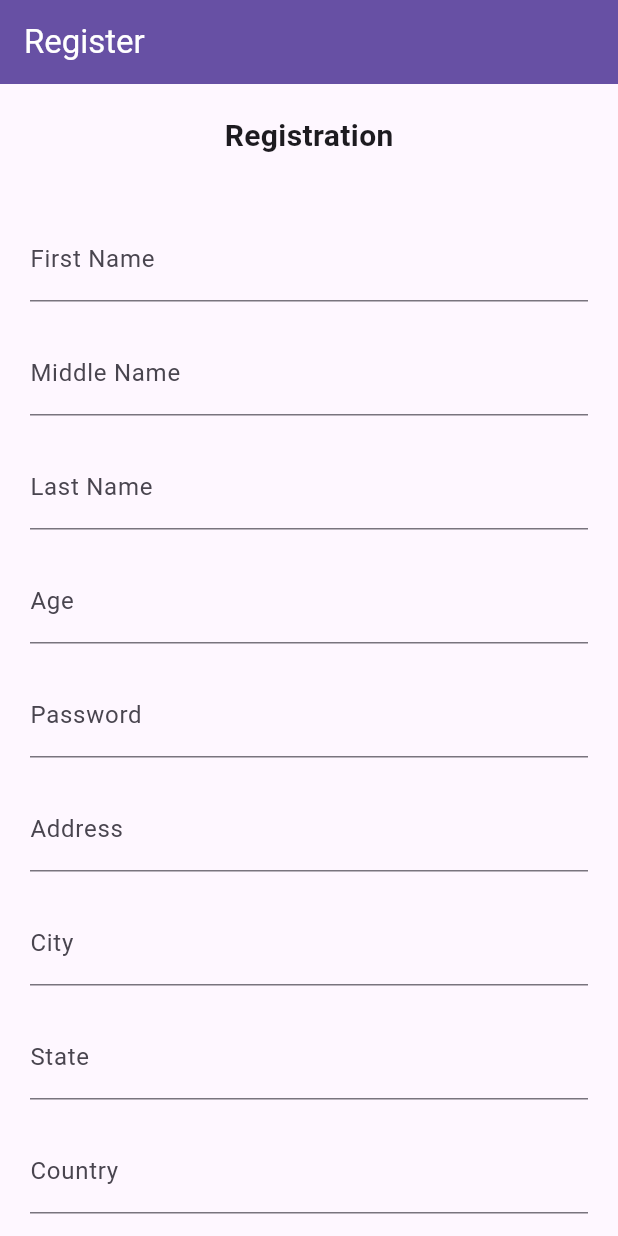
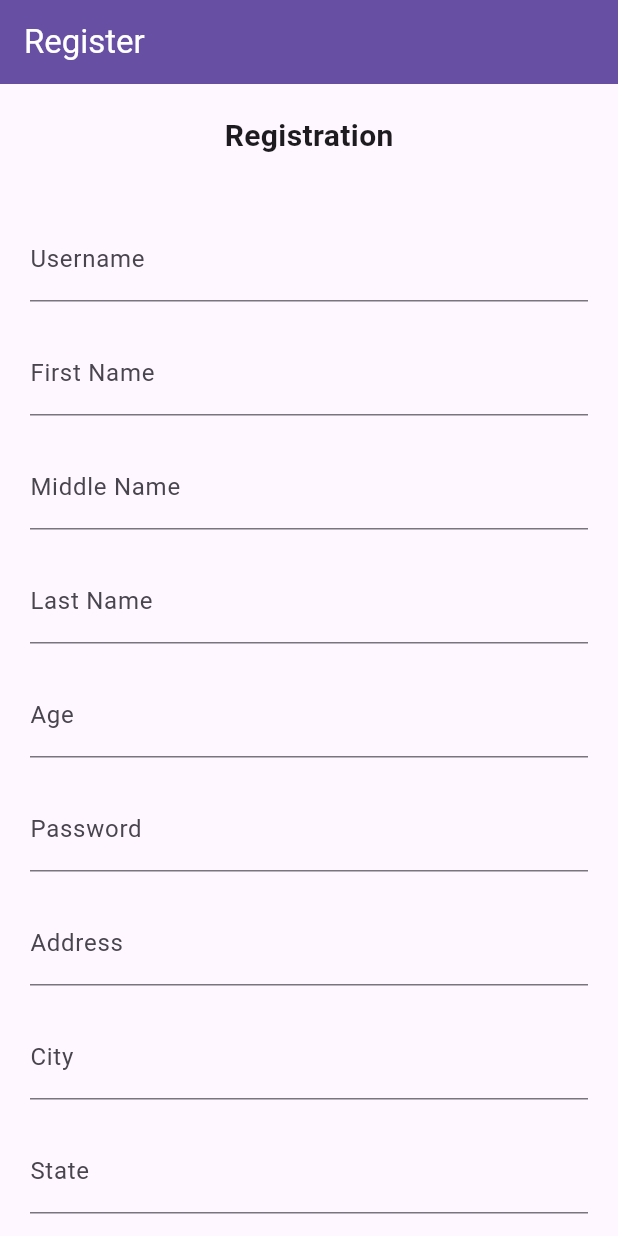
Before and after one commit to dainavipurav/001_flutter_riverpod_auth_app, a Flutter app: the screen it shows after launch, on a phone screen of 412 x 824 dp. Run offline on Flutter 3.47's test engine with Material 3 defaults, Android fonts, the phone set to English and light mode, and no system bars; our stand-ins replace flutter_riverpod.

Commit message:
feat : username field added

```diff
--- a/lib/core/strings.dart
+++ b/lib/core/strings.dart
@@ -1,5 +1,6 @@
 part of 'utils.dart';
 
+const String username = 'Username';
 const String firstName = 'First Name';
 const String middleName = 'Middle Name';
 const String lastName = 'Last Name';
--- a/lib/models/user.dart
+++ b/lib/models/user.dart
@@ -6,6 +6,7 @@ import 'package:flutter_riverpod/flutter_riverpod.dart';
 
 @immutable
 class User {
+  final String username;
   final String firstName;
   final String middleName;
   final String lastName;
@@ -17,6 +18,7 @@ class User {
   final String country;
 
   const User({
+    required this.username,
     required this.firstName,
     required this.middleName,
     required this.lastName,
@@ -29,6 +31,7 @@ class User {
   });
 
   User copyWith({
+    String? username,
     String? firstName,
     String? middleName,
     String? lastName,
@@ -40,6 +43,7 @@ class User {
     String? country,
   }) {
     return User(
+      username: username ?? this.username,
       firstName: firstName ?? this.firstName,
       middleName: middleName ?? this.middleName,
       lastName: lastName ?? this.lastName,
@@ -54,6 +58,7 @@ class User {
 
   Map<String, dynamic> toMap() {
     return <String, dynamic>{
+      'username': username,
       'firstName': firstName,
       'middleName': middleName,
       'lastName': lastName,
@@ -68,6 +73,7 @@ class User {
 
   factory User.fromMap(Map<String, dynamic> map) {
     return User(
+      username: map['username'] as String,
       firstName: map['firstName'] as String,
       middleName: map['middleName'] as String,
       lastName: map['lastName'] as String,
@@ -87,14 +93,15 @@ class User {
 
   @override
   String toString() {
-    return 'User( firstName: $firstName, middleName: $middleName, lastName: $lastName, age: $age, password: $password, address: $address, city: $city, state: $state, country: $country)';
+    return 'User(username: $username, firstName: $firstName, middleName: $middleName, lastName: $lastName, age: $age, password: $password, address: $address, city: $city, state: $state, country: $country)';
   }
 
   @override
   bool operator ==(covariant User other) {
     if (identical(this, other)) return true;
 
-    return other.firstName == firstName &&
+    return other.username == username &&
+        other.firstName == firstName &&
         other.middleName == middleName &&
         other.lastName == lastName &&
         other.age == age &&
@@ -107,7 +114,8 @@ class User {
 
   @override
   int get hashCode {
-    return firstName.hashCode ^
+    return username.hashCode ^
+        firstName.hashCode ^
         middleName.hashCode ^
         lastName.hashCode ^
         age.hashCode ^
--- a/lib/pages/register/register.dart
+++ b/lib/pages/register/register.dart
@@ -10,8 +10,11 @@ import '../../main.dart';
 import '../../models/user.dart';
 
 class Register extends ConsumerWidget {
+  Register({super.key});
+
   final formKey = GlobalKey<FormState>();
 
+  final usernameController = TextEditingController();
   final firstNameController = TextEditingController();
   final middleNameController = TextEditingController();
   final lastNameController = TextEditingController();
@@ -22,6 +25,7 @@ class Register extends ConsumerWidget {
   final stateController = TextEditingController();
   final countryController = TextEditingController();
 
+  final usernameFocusNode = FocusNode();
   final firstNameFocusNode = FocusNode();
   final middleNameFocusNode = FocusNode();
   final lastNameFocusNode = FocusNode();
@@ -31,8 +35,6 @@ class Register extends ConsumerWidget {
   final cityFocusNode = FocusNode();
   final stateFocusNode = FocusNode();
   final countryFocusNode = FocusNode();
-
-  Register({super.key});
 
   @override
   Widget build(BuildContext context, WidgetRef ref) {
@@ -70,6 +72,11 @@ class Register extends ConsumerWidget {
       key: formKey,
       child: Column(
         children: [
+          CommonTextField(
+            textEditingController: usernameController,
+            focusNode: usernameFocusNode,
+            label: username,
+          ),
           CommonTextField(
             textEditingController: firstNameController,
             focusNode: firstNameFocusNode,
@@ -148,6 +155,7 @@ class Register extends ConsumerWidget {
     }
 
     final user = User(
+      username: usernameController.text,
       firstName: firstNameController.text,
       middleName: middleNameController.text,
       lastName: lastNameController.text,
```
